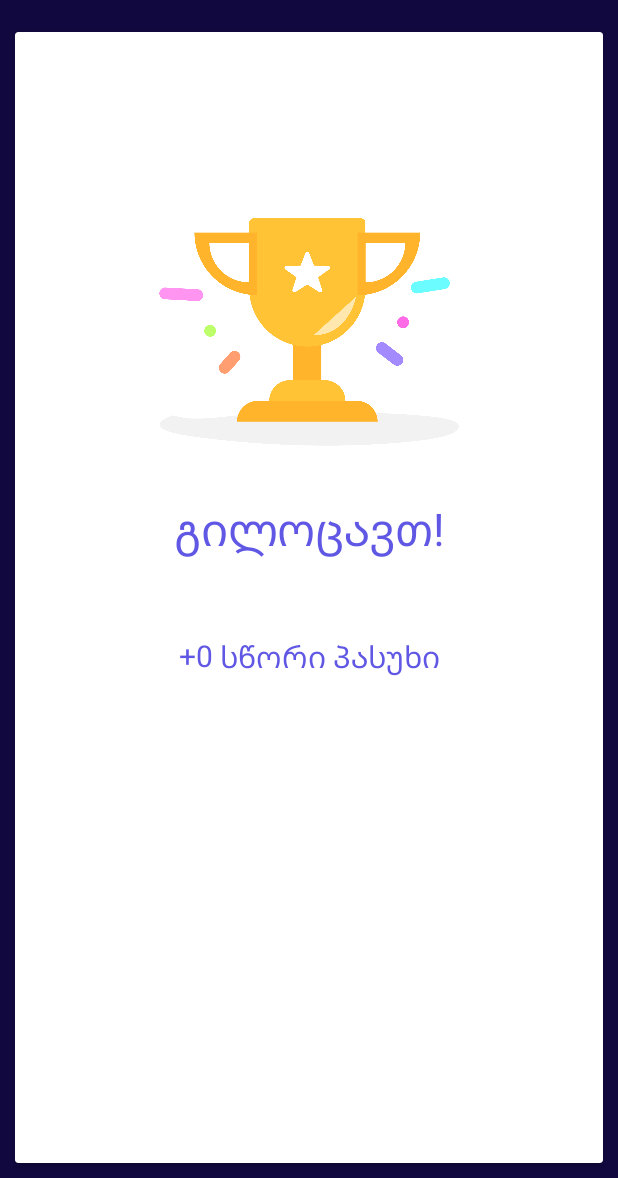
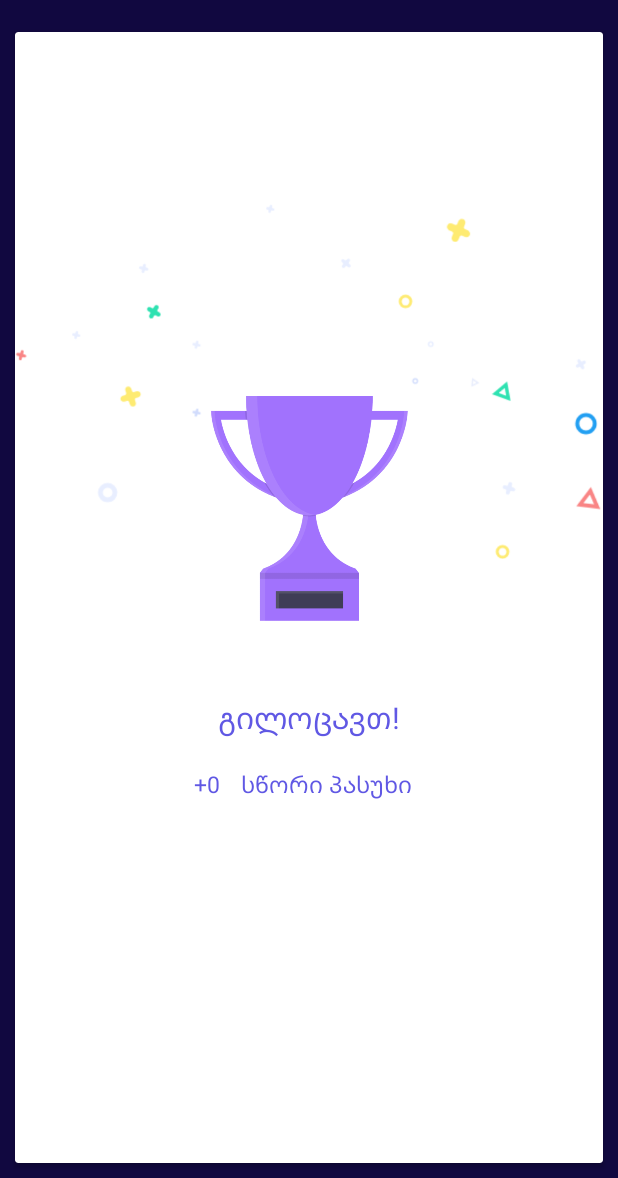
Before and after one commit to Tamuna/Bachelors-Project-Android, an Android app: the FinishActivity screen opened directly, with no data from a screen before it, on a phone screen of 412 x 824 dp, the part 58-1236 px from its top. Run offline under Robolectric (Android 15) with nearby library versions, the light colour scheme and no system bars; our stand-ins replace ButterKnife.

Commit message:
bug fixes

```diff
--- a/2/app/src/main/res/layout/activity_finish.xml
+++ b/2/app/src/main/res/layout/activity_finish.xml
@@ -33,25 +33,38 @@
             android:layout_height="match_parent">
 
             <ImageView
+                android:id="@+id/imageView3"
+                android:layout_width="wrap_content"
+                android:layout_height="wrap_content"
+                android:layout_marginTop="50dp"
+                app:layout_constraintEnd_toEndOf="parent"
+                app:layout_constraintStart_toStartOf="parent"
+                app:layout_constraintTop_toTopOf="parent"
+                app:srcCompat="@drawable/ic_starts" />
+
+            <ImageView
                 android:id="@+id/imgTrophy"
-                android:layout_width="200dp"
-                android:layout_height="200dp"
-                android:layout_marginTop="100dp"
+                android:layout_width="150dp"
+                android:layout_height="150dp"
+                app:layout_constraintBottom_toTopOf="@+id/textView4"
                 app:layout_constraintEnd_toEndOf="parent"
                 app:layout_constraintHorizontal_bias="0.5"
                 app:layout_constraintStart_toStartOf="parent"
                 app:layout_constraintTop_toTopOf="parent"
+                app:layout_constraintVertical_chainStyle="packed"
                 app:srcCompat="@drawable/ic_trophy" />
 
             <TextView
                 android:id="@+id/textView4"
                 android:layout_width="wrap_content"
                 android:layout_height="wrap_content"
-                android:layout_marginTop="10dp"
+                android:layout_marginTop="50dp"
                 android:text="გილოცავთ!"
                 android:textColor="@color/text_color"
-                android:textSize="30sp"
+                android:textSize="20sp"
+                app:layout_constraintBottom_toTopOf="@+id/tvNumCorrectlabel"
                 app:layout_constraintEnd_toEndOf="parent"
+                app:layout_constraintHorizontal_bias="0.5"
                 app:layout_constraintStart_toStartOf="parent"
                 app:layout_constraintTop_toBottomOf="@+id/imgTrophy" />
 
@@ -59,27 +72,31 @@
                 android:id="@+id/tvNumCorrectlabel"
                 android:layout_width="wrap_content"
                 android:layout_height="wrap_content"
+                android:layout_marginTop="20dp"
+                android:layout_marginEnd="8dp"
                 android:text="სწორი პასუხი"
                 android:textColor="@color/text_color"
-                android:textSize="20sp"
+                android:textSize="15sp"
+                app:layout_constraintBottom_toBottomOf="parent"
                 app:layout_constraintEnd_toEndOf="parent"
                 app:layout_constraintHorizontal_bias="0.5"
                 app:layout_constraintStart_toEndOf="@+id/tvNumCorrect"
-                app:layout_constraintTop_toTopOf="@+id/tvNumCorrect" />
+                app:layout_constraintTop_toBottomOf="@+id/textView4" />
 
             <TextView
                 android:id="@+id/tvNumCorrect"
                 android:layout_width="wrap_content"
                 android:layout_height="wrap_content"
-                android:layout_marginTop="50dp"
+                android:layout_marginEnd="10dp"
                 android:text="+10 "
                 android:textColor="@color/text_color"
-                android:textSize="20sp"
+                android:textSize="15sp"
                 app:layout_constraintEnd_toStartOf="@+id/tvNumCorrectlabel"
                 app:layout_constraintHorizontal_bias="0.5"
                 app:layout_constraintHorizontal_chainStyle="packed"
                 app:layout_constraintStart_toStartOf="parent"
-                app:layout_constraintTop_toBottomOf="@+id/textView4" />
+                app:layout_constraintTop_toTopOf="@+id/tvNumCorrectlabel" />
+
         </androidx.constraintlayout.widget.ConstraintLayout>
     </androidx.cardview.widget.CardView>
 
```
Also changed, not shown: 2/app/src/main/res/drawable/ic_trophy.png, 1 other file.
